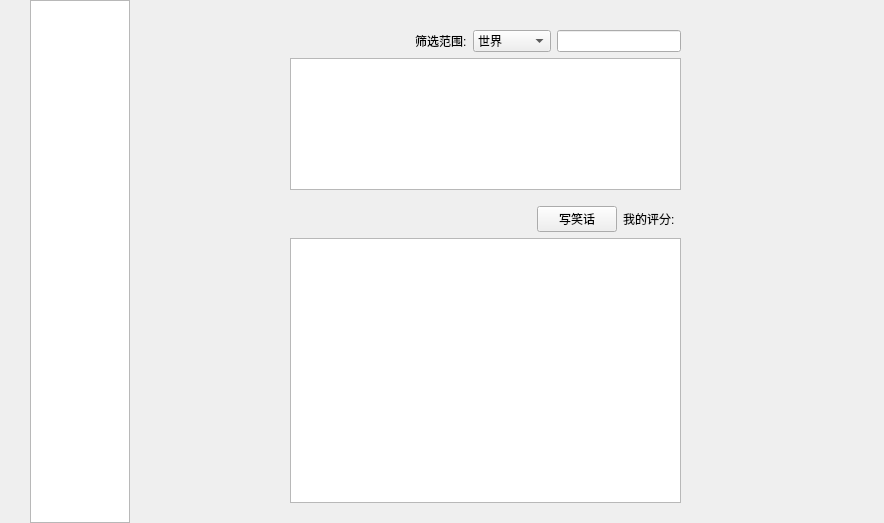
The window that LxDairy/src/module_collection/CollectionWidget.ui (leishengxie/FengZhiHong) describes before a commit, drawn with Qt 5.
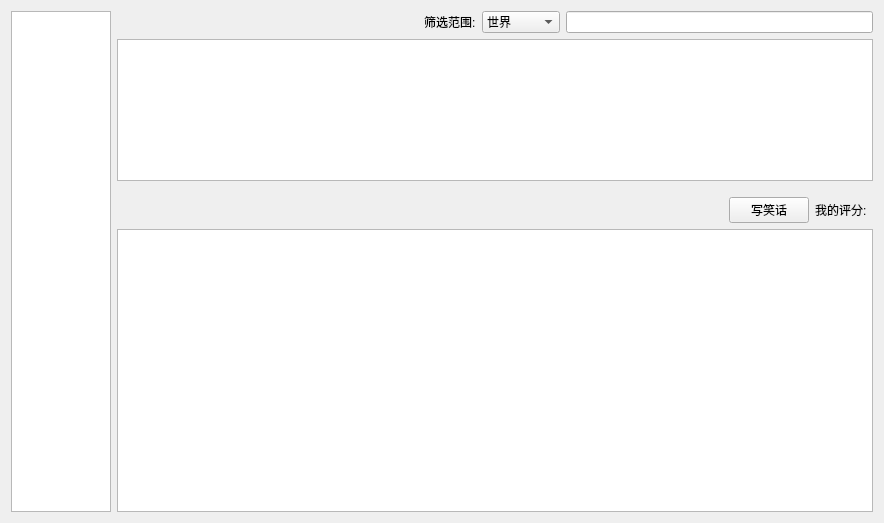
The same window after the commit. Custom widgets are drawn as their Qt base class.

The edit to the form file:
```diff
--- a/LxDairy/src/module_collection/CollectionWidget.ui
+++ b/LxDairy/src/module_collection/CollectionWidget.ui
@@ -13,15 +13,9 @@
   <property name="windowTitle">
    <string>Form</string>
   </property>
+  <layout class="QHBoxLayout" name="horizontalLayout_3">
+   <item>
   <widget class="QListView" name="listView">
-   <property name="geometry">
-    <rect>
-     <x>30</x>
-     <y>0</y>
-     <width>100</width>
-     <height>523</height>
-    </rect>
-   </property>
    <property name="maximumSize">
     <size>
      <width>100</width>
@@ -32,15 +26,8 @@
     <enum>QListView::Adjust</enum>
    </property>
   </widget>
-  <widget class="QWidget" name="layoutWidget">
-   <property name="geometry">
-    <rect>
-     <x>290</x>
-     <y>30</y>
-     <width>391</width>
-     <height>473</height>
-    </rect>
-   </property>
+   </item>
+   <item>
    <layout class="QVBoxLayout" name="verticalLayout">
     <item>
      <layout class="QHBoxLayout" name="horizontalLayout_2">
@@ -157,7 +144,8 @@
      </widget>
     </item>
    </layout>
-  </widget>
+   </item>
+  </layout>
  </widget>
  <customwidgets>
   <customwidget>
```
Lines whose indentation alone changed are shown as unchanged.
